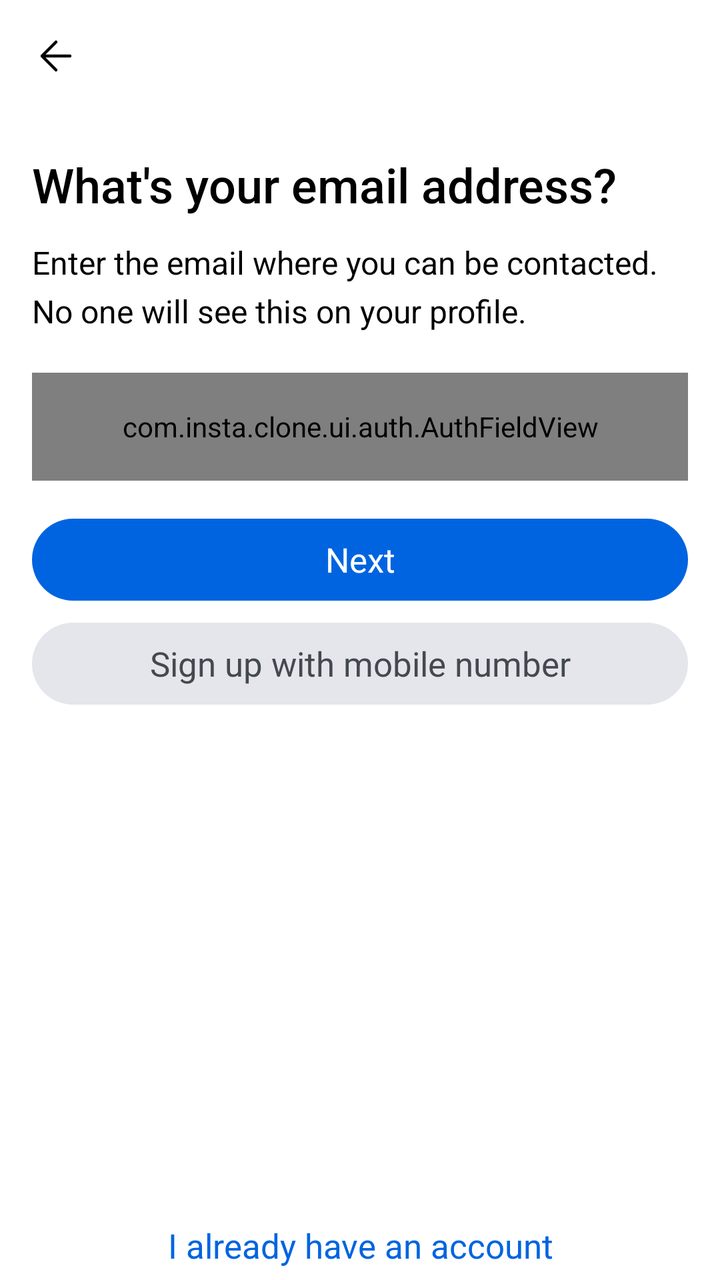
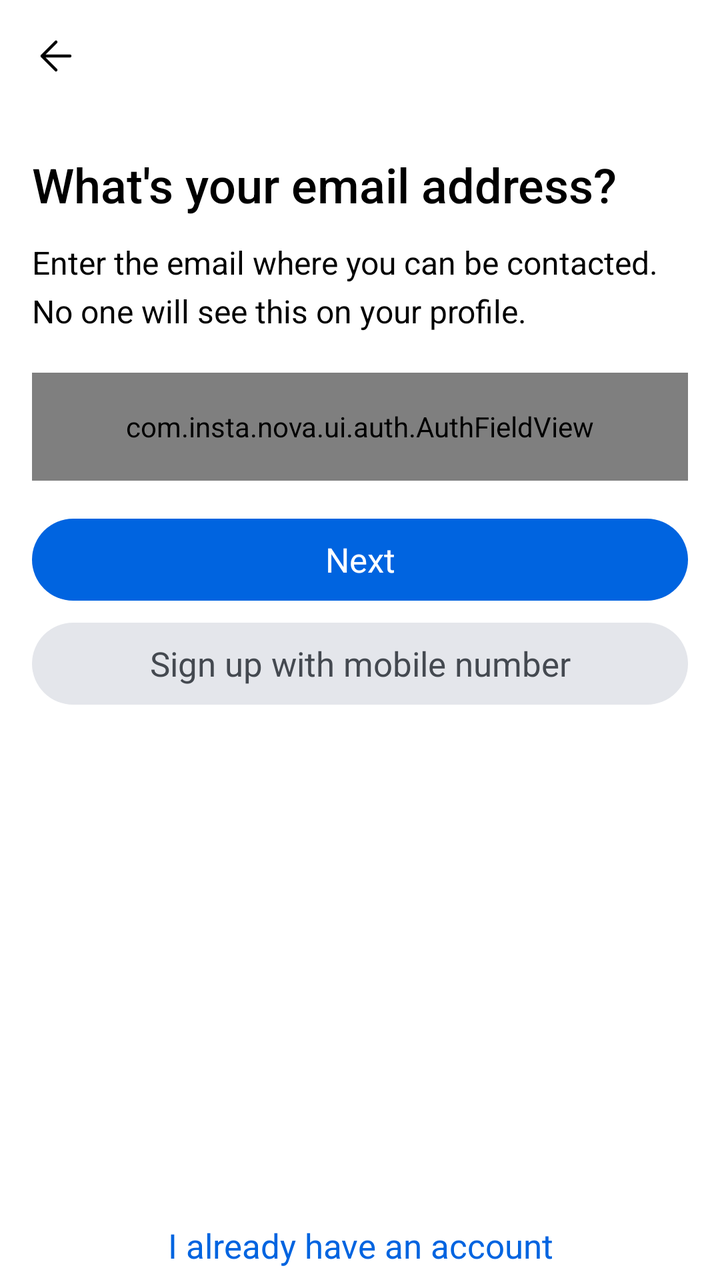

Screens rendered from an Android XML layout before and after an edit, with the pre-edit source and the edit as a unified diff.
<!-- AndroidManifest.xml: application theme Theme.InstaClone -->
<!-- res/layout/fragment_wizard_email.xml -->
<?xml version="1.0" encoding="utf-8"?>
<LinearLayout xmlns:android="http://schemas.android.com/apk/res/android"
    android:layout_width="match_parent"
    android:layout_height="match_parent"
    android:background="@color/auth_bg"
    android:orientation="vertical">

    <include
        android:id="@+id/topbar"
        layout="@layout/view_wizard_topbar" />

    <ScrollView
        android:layout_width="match_parent"
        android:layout_height="0dp"
        android:layout_weight="1"
        android:fillViewport="true"
        android:overScrollMode="never">

        <LinearLayout
            android:layout_width="match_parent"
            android:layout_height="wrap_content"
            android:orientation="vertical"
            android:paddingStart="@dimen/auth_side_padding"
            android:paddingEnd="@dimen/auth_side_padding">

            <TextView
                android:id="@+id/tv_title"
                style="@style/TextAppearance.Insta.AuthTitle"
                android:layout_width="match_parent"
                android:layout_height="wrap_content"
                android:layout_marginTop="@dimen/auth_title_gap"
                android:text="@string/auth_email_title" />

            <TextView
                android:id="@+id/tv_subtitle"
                style="@style/TextAppearance.Insta.AuthSubtitle"
                android:layout_width="match_parent"
                android:layout_height="wrap_content"
                android:layout_marginTop="@dimen/auth_subtitle_gap"
                android:text="@string/auth_email_subtitle" />

            <com.insta.clone.ui.auth.AuthFieldView
                android:id="@+id/field_email"
                style="@style/Widget.Insta.AuthField"
                android:layout_marginTop="@dimen/auth_title_gap" />

            <TextView
                android:id="@+id/tv_error"
                style="@style/TextAppearance.Insta.AuthInlineError"
                android:layout_width="match_parent"
                android:layout_height="wrap_content"
                android:layout_marginTop="12dp"
                android:visibility="gone" />

            <FrameLayout
                android:layout_width="match_parent"
                android:layout_height="@dimen/auth_button_height"
                android:layout_marginTop="@dimen/auth_button_gap">

                <androidx.appcompat.widget.AppCompatButton
                    android:id="@+id/btn_primary"
                    style="@style/Widget.Insta.AuthButton.Primary"
                    android:layout_width="match_parent"
                    android:layout_height="match_parent"
                    android:text="@string/auth_next" />

                <ProgressBar
                    android:id="@+id/progress_primary"
                    android:layout_width="@dimen/auth_button_spinner"
                    android:layout_height="@dimen/auth_button_spinner"
                    android:layout_gravity="center"
                    android:indeterminateTint="@color/auth_on_primary"
                    android:visibility="gone" />
            </FrameLayout>

            <androidx.appcompat.widget.AppCompatButton
                android:id="@+id/btn_secondary"
                style="@style/Widget.Insta.AuthButton.Secondary"
                android:layout_marginTop="@dimen/auth_button_gap_secondary"
                android:text="@string/auth_signup_with_mobile" />
        </LinearLayout>
    </ScrollView>

    <androidx.appcompat.widget.AppCompatButton
        android:id="@+id/btn_bottom_link"
        style="@style/Widget.Insta.AuthBottomLink"
        android:layout_gravity="center_horizontal"
        android:text="@string/auth_already_have_account" />
</LinearLayout>
<!-- res/layout/view_wizard_topbar.xml (included above) -->
<?xml version="1.0" encoding="utf-8"?>
<FrameLayout xmlns:android="http://schemas.android.com/apk/res/android"
    xmlns:app="http://schemas.android.com/apk/res-auto"
    android:layout_width="match_parent"
    android:layout_height="@dimen/auth_top_bar_height"
    android:paddingStart="@dimen/auth_side_padding"
    android:paddingEnd="@dimen/auth_side_padding">

    <ImageView
        android:id="@+id/btn_wizard_back"
        android:layout_width="@dimen/auth_back_icon"
        android:layout_height="@dimen/auth_back_icon"
        android:layout_gravity="start|center_vertical"
        android:background="?attr/selectableItemBackgroundBorderless"
        android:contentDescription="@string/auth_back"
        android:src="@drawable/ic_arrow_back"
        app:tint="@color/auth_text" />
</FrameLayout>
<!-- resources referenced by this layout -->
<resources>
  <color name="auth_bg">#FFFFFF</color>
  <color name="auth_on_primary">#FFFFFF</color>
  <color name="auth_text">#000000</color>
  <dimen name="auth_back_icon">24dp</dimen>
  <dimen name="auth_button_gap">19dp</dimen>
  <dimen name="auth_button_gap_secondary">11dp</dimen>
  <dimen name="auth_button_height">41dp</dimen>
  <dimen name="auth_button_spinner">20dp</dimen>
  <dimen name="auth_side_padding">16dp</dimen>
  <dimen name="auth_subtitle_gap">12dp</dimen>
  <dimen name="auth_title_gap">20dp</dimen>
  <dimen name="auth_top_bar_height">56dp</dimen>
  <string name="auth_already_have_account">I already have an account</string>
  <string name="auth_back">Back</string>
  <string name="auth_email_subtitle">Enter the email where you can be contacted. No one will see this on your profile.</string>
  <string name="auth_email_title">What\'s your email address?</string>
  <string name="auth_next">Next</string>
  <string name="auth_signup_with_mobile">Sign up with mobile number</string>
  <style name="TextAppearance.Insta.AuthInlineError" parent="TextAppearance.AppCompat">
          <item name="android:fontFamily">sans-serif</item>
          <item name="android:textSize">@dimen/auth_code_error_size</item>
          <item name="android:textColor">@color/auth_error_text</item>
      </style>
  <style name="TextAppearance.Insta.AuthTitle" parent="TextAppearance.AppCompat">
          <item name="android:fontFamily">sans-serif-medium</item>
          <item name="android:textSize">@dimen/auth_title_size</item>
          <item name="android:textColor">@color/auth_text</item>
      </style>
  <style name="Widget.Insta.AuthButton.Secondary" parent="Widget.Insta.AuthButton.Primary">
          <item name="android:background">@drawable/bg_auth_button_secondary</item>
          <item name="android:textColor">@color/auth_secondary_text</item>
      </style>
  <color name="color_text_primary">#000000</color>
  <dimen name="auth_code_error_size">14sp</dimen>
  <color name="auth_error_text">#FF5A5F</color>
  <dimen name="auth_subtitle_size">16sp</dimen>
  <dimen name="auth_title_size">24sp</dimen>
  <style name="TextAppearance.Insta.AuthBottomLink" parent="TextAppearance.AppCompat">
          <item name="android:fontFamily">sans-serif-medium</item>
          <item name="android:textSize">@dimen/auth_bottom_link_text_size</item>
          <item name="android:textColor">@color/auth_link</item>
      </style>
  <style name="TextAppearance.Insta.AuthButton" parent="TextAppearance.AppCompat">
          <item name="android:fontFamily">sans-serif-medium</item>
          <item name="android:textAllCaps">false</item>
          <item name="android:textSize">@dimen/auth_button_text_size</item>
      </style>
  <color name="auth_secondary_text">#444950</color>
  <dimen name="auth_field_height">54dp</dimen>
  <dimen name="auth_field_padding_horizontal">16dp</dimen>
  <color name="color_primary">#0095F6</color>
  <color name="white">#FFFFFF</color>
  <color name="color_background">#FFFFFF</color>
  <color name="color_text_secondary">#737373</color>
  <color name="color_surface_variant">#EFEFEF</color>
  <color name="color_divider">#DBDBDB</color>
  <color name="color_like">#FF3040</color>
  <color name="color_sheet">#FFFFFF</color>
  <dimen name="auth_bottom_link_text_size">17sp</dimen>
  <color name="auth_link">#0064E0</color>
  <color name="auth_primary">#0064E0</color>
  <dimen name="auth_button_radius">100dp</dimen>
  <dimen name="auth_button_text_size">17sp</dimen>
  <color name="auth_secondary_bg">#E4E6EB</color>
  <color name="auth_code_box_bg">#00000000</color>
  <dimen name="auth_field_radius">16dp</dimen>
  <dimen name="auth_field_stroke_focused">2dp</dimen>
  <color name="auth_field_border_focused">#000000</color>
  <dimen name="auth_field_stroke">1.5dp</dimen>
  <color name="auth_field_border">#CED0D4</color>
  <!-- unchanged entries left out for length: 9 -->
</resources>

<!-- the commit's change to res/layout/fragment_wizard_email.xml (unified diff, before → after) -->
@@ -39,7 +39,7 @@
                 android:layout_marginTop="@dimen/auth_subtitle_gap"
                 android:text="@string/auth_email_subtitle" />
 
-            <com.insta.clone.ui.auth.AuthFieldView
+            <com.insta.nova.ui.auth.AuthFieldView
                 android:id="@+id/field_email"
                 style="@style/Widget.Insta.AuthField"
                 android:layout_marginTop="@dimen/auth_title_gap" />
